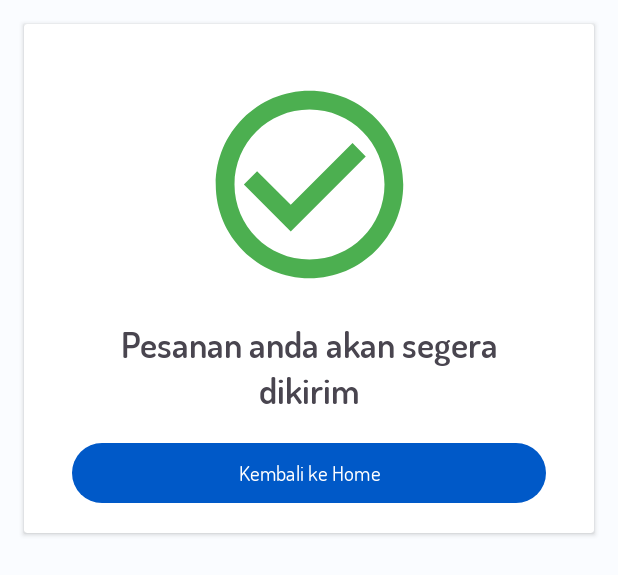
After one commit to UlinNuha89/24001084-km6-uli-foodies, an Android app: the layout view_dialog_checkout.xml on its own in the app's theme, with its tools: preview values and no code run, on a phone screen of 412 x 824 dp. The commit adds this screen. Shown: the top 575 px of the screen. Run offline under Robolectric (Android 15) with nearby library versions, the phone set to English and light mode, and no system bars.

Commit message:
finished checkout sequence and data management that always up to date

```diff
--- a/app/src/main/java/com/lynn/foodies/presentation/detailcatalog/DetailCatalogActivity.kt
+++ b/app/src/main/java/com/lynn/foodies/presentation/detailcatalog/DetailCatalogActivity.kt
@@ -75,7 +75,7 @@ class DetailCatalogActivity : AppCompatActivity() {
 
     private fun setAddToCartText(price: Double?) {
         binding.layoutBottomDetail.btnAddToCart.text =
-            getString(R.string.text_add_to_cart) + price?.toIndonesianFormat()
+            getString(R.string.text_button_Add_to_Cart, price?.toIndonesianFormat())
     }
 
     private fun setClickListener() {
@@ -106,7 +106,6 @@ class DetailCatalogActivity : AppCompatActivity() {
                         this,
                         getString(R.string.text_add_to_cart_on_pressed, count), Toast.LENGTH_SHORT
                     ).show()
-                    finish()
                 },
                 doOnError = {
                     Toast.makeText(this, getString(R.string.add_to_cart_failed), Toast.LENGTH_SHORT)
--- /dev/null
+++ b/app/src/main/res/drawable/ic_succes_checkout.xml
@@ -0,0 +1,11 @@
+<vector xmlns:android="http://schemas.android.com/apk/res/android"
+    android:width="24dp"
+    android:height="24dp"
+    android:viewportWidth="24"
+    android:viewportHeight="24">
+
+    <path
+        android:fillColor="#4CAF50"
+        android:pathData="M16.59,7.58L10,14.17l-3.59,-3.58L5,12l5,5 8,-8zM12,2C6.48,2 2,6.48 2,12s4.48,10 10,10 10,-4.48 10,-10S17.52,2 12,2zM12,20c-4.42,0 -8,-3.58 -8,-8s3.58,-8 8,-8 8,3.58 8,8 -3.58,8 -8,8z" />
+
+</vector>
--- a/app/src/main/res/layout/fragment_cart.xml
+++ b/app/src/main/res/layout/fragment_cart.xml
@@ -79,6 +79,7 @@
                 android:layout_marginEnd="16dp"
                 android:ellipsize="end"
                 android:maxLines="1"
+                android:text="@string/text_total_price_start_value"
                 app:layout_constraintEnd_toStartOf="@id/btn_checkout"
                 app:layout_constraintStart_toStartOf="parent"
                 app:layout_constraintTop_toBottomOf="@+id/tv_label_total_price"
--- /dev/null
+++ b/app/src/main/res/layout/view_dialog_checkout.xml
@@ -0,0 +1,53 @@
+<?xml version="1.0" encoding="utf-8"?>
+<androidx.cardview.widget.CardView xmlns:android="http://schemas.android.com/apk/res/android"
+    xmlns:app="http://schemas.android.com/apk/res-auto"
+    android:layout_width="match_parent"
+    android:layout_height="wrap_content"
+    android:layout_margin="16dp"
+
+    >
+
+    <androidx.constraintlayout.widget.ConstraintLayout
+        android:layout_width="match_parent"
+        android:padding="16dp"
+        android:layout_height="match_parent">
+        <ImageView
+            android:id="@+id/iv_dialog_success"
+            android:layout_width="150dp"
+            android:layout_margin="16dp"
+            android:layout_height="150dp"
+            android:scaleType="centerCrop"
+            android:src="@drawable/ic_succes_checkout"
+            app:layout_constraintTop_toTopOf="parent"
+            app:layout_constraintEnd_toEndOf="parent"
+            app:layout_constraintStart_toStartOf="parent" />
+
+        <TextView
+            android:id="@+id/tv_dialog_title"
+            android:layout_width="0dp"
+            android:layout_height="wrap_content"
+            android:text="@string/text_dialog_title"
+            android:textAlignment="center"
+            android:maxLines="2"
+            android:layout_margin="16dp"
+            android:textSize="24sp"
+            android:textStyle="bold"
+            app:layout_constraintEnd_toEndOf="parent"
+            app:layout_constraintStart_toStartOf="parent"
+            app:layout_constraintTop_toBottomOf="@id/iv_dialog_success" />
+
+        <Button
+            android:id="@+id/btn_finish"
+            android:layout_margin="16dp"
+            android:layout_width="0dp"
+            android:layout_height="wrap_content"
+            android:layout_weight="1"
+            android:text="@string/text_back_to_home"
+            app:layout_constraintEnd_toEndOf="parent"
+            app:layout_constraintStart_toStartOf="parent"
+            app:layout_constraintTop_toBottomOf="@id/tv_dialog_title" />
+
+    </androidx.constraintlayout.widget.ConstraintLayout>
+
+
+</androidx.cardview.widget.CardView>
--- a/app/src/main/res/values/strings.xml
+++ b/app/src/main/res/values/strings.xml
@@ -38,4 +38,8 @@
     <string name="text_cash">Cash</string>
     <string name="text_e_wallet">E-Wallet</string>
     <string name="shopping_summary">Shopping summary</string>
+    <string name="text_button_Add_to_Cart">"Tambah ke Keranjang - %1$s"</string>
+    <string name="text_total_price_start_value">Rp0,00</string>
+    <string name="text_back_to_home">Kembali ke Home</string>
+    <string name="text_dialog_title">Pesanan anda akan segera dikirim</string>
 </resources>
```
Also changed, not shown: app/src/main/java/com/lynn/foodies/data/repository/CartRepository.kt (+8 -0 lines), app/src/main/java/com/lynn/foodies/presentation/cart/CartFragment.kt (+4 -3 lines), app/src/main/java/com/lynn/foodies/presentation/checkout/CheckoutActivity.kt (+29 -4 lines), app/src/main/java/com/lynn/foodies/presentation/checkout/CheckoutViewModel.kt (+18 -2 lines), app/src/main/java/com/lynn/foodies/presentation/common/adapter/CartListAdapter.kt (+13 -5 lines).
